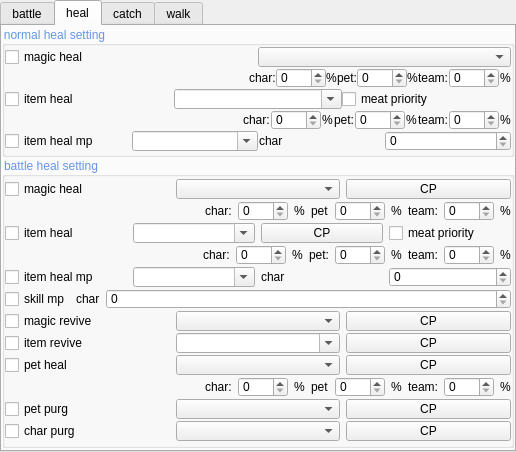
Old version of the form SaSH/form/afkform.ui in the repository bestkakkoii/SaSH.
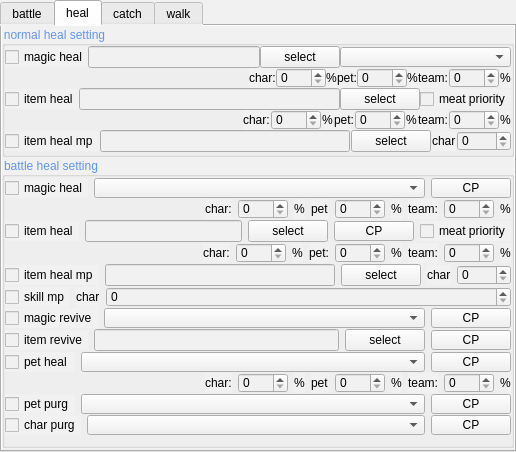
New version of the form. The open tabs and pages were chosen to show the change. Custom widgets are drawn as their Qt base class.

Commit message: separate server socket class, unique server instance

The edit to the form file:
```diff
--- a/SaSH/form/afkform.ui
+++ b/SaSH/form/afkform.ui
@@ -20,7 +20,7 @@
    <string>AfkForm</string>
   </property>
   <property name="styleSheet">
-   <string notr="true"/>
+   <string notr="true">background-color: #F1F1F1;</string>
   </property>
   <layout class="QGridLayout" name="gridLayout">
    <property name="leftMargin">
@@ -40,6 +40,12 @@
    </property>
    <item row="0" column="0">
     <widget class="QTabWidget" name="tabWidget">
+     <property name="sizePolicy">
+      <sizepolicy hsizetype="Expanding" vsizetype="Expanding">
+       <horstretch>0</horstretch>
+       <verstretch>0</verstretch>
+      </sizepolicy>
+     </property>
      <property name="currentIndex">
       <number>0</number>
      </property>
@@ -937,8 +943,31 @@
               </property>
              </widget>
             </item>
+            <item>
+             <widget class="QLineEdit" name="lineEdit_magicheal_normal">
+              <property name="sizePolicy">
+               <sizepolicy hsizetype="Expanding" vsizetype="Fixed">
+                <horstretch>0</horstretch>
+                <verstretch>0</verstretch>
+               </sizepolicy>
+              </property>
+             </widget>
+            </item>
+            <item>
+             <widget class="PushButton" name="pushButton_magicheal_normal_select">
+              <property name="text">
+               <string>select</string>
+              </property>
+             </widget>
+            </item>
             <item>
              <widget class="ComboBox" name="comboBox_magicheal_normal">
+              <property name="sizePolicy">
+               <sizepolicy hsizetype="Expanding" vsizetype="Fixed">
+                <horstretch>0</horstretch>
+                <verstretch>0</verstretch>
+               </sizepolicy>
+              </property>
               <property name="minimumSize">
                <size>
                 <width>0</width>
@@ -1168,21 +1197,12 @@
              </widget>
             </item>
             <item>
-             <widget class="ComboBox" name="comboBox_itemheal_normal">
-              <property name="minimumSize">
-               <size>
-                <width>0</width>
-                <height>20</height>
-               </size>
-              </property>
-              <property name="maximumSize">
-               <size>
-                <width>16777215</width>
-                <height>20</height>
-               </size>
-              </property>
-              <property name="editable">
-               <bool>true</bool>
+             <widget class="QLineEdit" name="lineEdit_itemheal_normal"/>
+            </item>
+            <item>
+             <widget class="PushButton" name="pushButton_itemheal_normal_select">
+              <property name="text">
+               <string>select</string>
               </property>
              </widget>
             </item>
@@ -1444,21 +1464,12 @@
              </widget>
             </item>
             <item>
-             <widget class="ComboBox" name="comboBox_itemhealmp_normal">
-              <property name="minimumSize">
-               <size>
-                <width>0</width>
-                <height>20</height>
-               </size>
-              </property>
-              <property name="maximumSize">
-               <size>
-                <width>16777215</width>
-                <height>20</height>
-               </size>
-              </property>
-              <property name="editable">
-               <bool>true</bool>
+             <widget class="QLineEdit" name="lineEdit_itemhealmp_normal"/>
+            </item>
+            <item>
+             <widget class="PushButton" name="pushButton_itemhealmp_normal_select">
+              <property name="text">
+               <string>select</string>
               </property>
              </widget>
             </item>
@@ -1564,6 +1575,12 @@
             </item>
             <item>
              <widget class="ComboBox" name="comboBox_magicheal">
+              <property name="sizePolicy">
+               <sizepolicy hsizetype="Expanding" vsizetype="Fixed">
+                <horstretch>0</horstretch>
+                <verstretch>0</verstretch>
+               </sizepolicy>
+              </property>
               <property name="minimumSize">
                <size>
                 <width>0</width>
@@ -1809,21 +1826,12 @@
              </widget>
             </item>
             <item>
-             <widget class="ComboBox" name="comboBox_itemheal">
-              <property name="minimumSize">
-               <size>
-                <width>0</width>
-                <height>20</height>
-               </size>
-              </property>
-              <property name="maximumSize">
-               <size>
-                <width>16777215</width>
-                <height>20</height>
-               </size>
-              </property>
-              <property name="editable">
-               <bool>true</bool>
+             <widget class="QLineEdit" name="lineEdit_itemheal"/>
+            </item>
+            <item>
+             <widget class="PushButton" name="pushButton_itemheal_select">
+              <property name="text">
+               <string>select</string>
               </property>
              </widget>
             </item>
@@ -2077,21 +2085,12 @@
              </widget>
             </item>
             <item>
-             <widget class="ComboBox" name="comboBox_itemhealmp">
-              <property name="minimumSize">
-               <size>
-                <width>0</width>
-                <height>20</height>
-               </size>
-              </property>
-              <property name="maximumSize">
-               <size>
-                <width>16777215</width>
-                <height>20</height>
-               </size>
-              </property>
-              <property name="editable">
-               <bool>true</bool>
+             <widget class="QLineEdit" name="lineEdit_itemhealmp"/>
+            </item>
+            <item>
+             <widget class="PushButton" name="pushButton_itemhealmp_select">
+              <property name="text">
+               <string>select</string>
               </property>
              </widget>
             </item>
@@ -2225,6 +2224,12 @@
             </item>
             <item>
              <widget class="ComboBox" name="comboBox_magicrevive">
+              <property name="sizePolicy">
+               <sizepolicy hsizetype="Expanding" vsizetype="Fixed">
+                <horstretch>0</horstretch>
+                <verstretch>0</verstretch>
+               </sizepolicy>
+              </property>
               <property name="minimumSize">
                <size>
                 <width>0</width>
@@ -2282,21 +2287,25 @@
              </widget>
             </item>
             <item>
-             <widget class="ComboBox" name="comboBox_itemrevive">
-              <property name="minimumSize">
-               <size>
-                <width>0</width>
-                <height>20</height>
-               </size>
+             <widget class="QLineEdit" name="lineEdit_itemrevive">
+              <property name="sizePolicy">
+               <sizepolicy hsizetype="Expanding" vsizetype="Fixed">
+                <horstretch>0</horstretch>
+                <verstretch>0</verstretch>
+               </sizepolicy>
               </property>
-              <property name="maximumSize">
-               <size>
-                <width>16777215</width>
-                <height>20</height>
-               </size>
+             </widget>
+            </item>
+            <item>
+             <widget class="PushButton" name="pushButton_itemrevive_select">
+              <property name="sizePolicy">
+               <sizepolicy hsizetype="Minimum" vsizetype="Fixed">
+                <horstretch>0</horstretch>
+                <verstretch>0</verstretch>
+               </sizepolicy>
               </property>
-              <property name="editable">
-               <bool>true</bool>
+              <property name="text">
+               <string>select</string>
               </property>
              </widget>
             </item>
@@ -2344,6 +2353,12 @@
             </item>
             <item>
              <widget class="ComboBox" name="comboBox_healaction_pet_action">
+              <property name="sizePolicy">
+               <sizepolicy hsizetype="Expanding" vsizetype="Fixed">
+                <horstretch>0</horstretch>
+                <verstretch>0</verstretch>
+               </sizepolicy>
+              </property>
               <property name="minimumSize">
                <size>
                 <width>0</width>
@@ -2590,6 +2605,12 @@
             </item>
             <item>
              <widget class="ComboBox" name="comboBox_purgaction_pet_action">
+              <property name="sizePolicy">
+               <sizepolicy hsizetype="Expanding" vsizetype="Fixed">
+                <horstretch>0</horstretch>
+                <verstretch>0</verstretch>
+               </sizepolicy>
+              </property>
               <property name="minimumSize">
                <size>
                 <width>0</width>
@@ -2648,6 +2669,12 @@
             </item>
             <item>
              <widget class="ComboBox" name="comboBox_purgaction_char_action">
+              <property name="sizePolicy">
+               <sizepolicy hsizetype="Expanding" vsizetype="Fixed">
+                <horstretch>0</horstretch>
+                <verstretch>0</verstretch>
+               </sizepolicy>
+              </property>
               <property name="minimumSize">
                <size>
                 <width>0</width>
```
Left out of the diff: 42 changed lines with no effect on the pictures. The commit also changes 109 other files.
